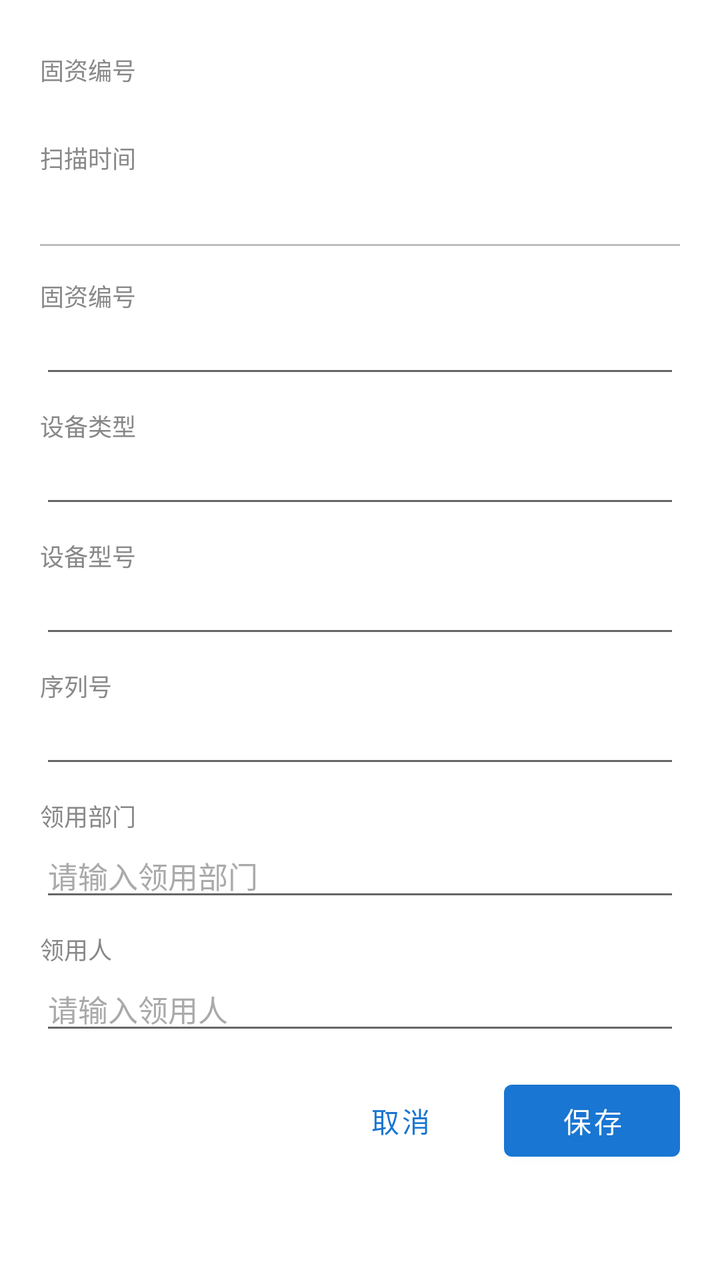
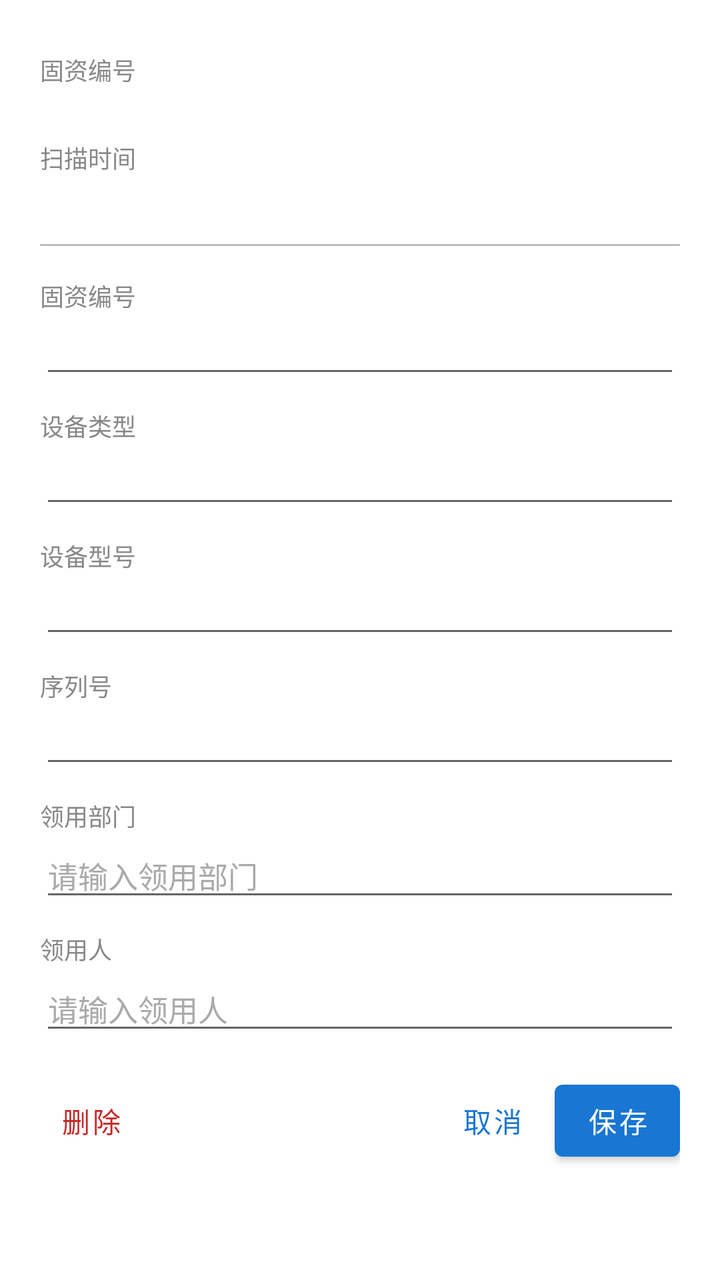

An Android layout rendered at two revisions. The XML below is the earlier revision; the diff shows what the commit changed to produce the second picture.
<!-- AndroidManifest.xml: application theme Theme.HuaxiaInventory -->
<!-- res/layout/dialog_extra_detail.xml -->
<?xml version="1.0" encoding="utf-8"?>
<ScrollView
    xmlns:android="http://schemas.android.com/apk/res/android"
    android:layout_width="match_parent"
    android:layout_height="wrap_content"
    android:fillViewport="false"
    android:background="@color/cardCorner">

    <LinearLayout
        android:layout_width="match_parent"
        android:layout_height="wrap_content"
        android:orientation="vertical"
        android:paddingStart="20dp"
        android:paddingEnd="20dp"
        android:paddingTop="16dp"
        android:paddingBottom="8dp">

        
        <TextView style="@style/DialogLabel"
            android:text="@string/label_epc" />
        <TextView android:id="@+id/extraDlgEpcTv"
            style="@style/DialogValue"
            android:fontFamily="monospace" />

        <TextView style="@style/DialogLabel"
            android:layout_marginTop="6dp"
            android:text="@string/extra_label_scanned_at" />
        <TextView android:id="@+id/extraDlgScannedAtTv"
            style="@style/DialogValue" />

        <View
            android:layout_width="match_parent"
            android:layout_height="1dp"
            android:layout_marginTop="14dp"
            android:layout_marginBottom="6dp"
            android:background="@color/borderDashed" />

        
        <TextView style="@style/DialogLabel"
            android:text="@string/label_epc" />
        <EditText
            android:id="@+id/extraDlgEpcEt"
            android:layout_width="match_parent"
            android:layout_height="wrap_content"
            android:textSize="15sp"
            android:textColor="@android:color/black"
            android:textColorHint="@color/textLightHint"
            android:inputType="number"
            android:digits="0123456789"
            android:maxLines="1" />

        <TextView style="@style/DialogLabel"
            android:text="@string/label_asset_type" />
        <EditText
            android:id="@+id/extraDlgTypeEt"
            android:layout_width="match_parent"
            android:layout_height="wrap_content"
            android:textSize="15sp"
            android:textColor="@android:color/black"
            android:inputType="text"
            android:maxLines="1" />

        <TextView style="@style/DialogLabel"
            android:text="@string/label_asset_model" />
        <EditText
            android:id="@+id/extraDlgModelEt"
            android:layout_width="match_parent"
            android:layout_height="wrap_content"
            android:textSize="15sp"
            android:textColor="@android:color/black"
            android:inputType="text"
            android:maxLines="1" />

        <TextView style="@style/DialogLabel"
            android:text="@string/label_serial_no" />
        <EditText
            android:id="@+id/extraDlgSerialEt"
            android:layout_width="match_parent"
            android:layout_height="wrap_content"
            android:textSize="15sp"
            android:textColor="@android:color/black"
            android:inputType="text"
            android:maxLines="1" />

        <TextView style="@style/DialogLabel"
            android:text="@string/label_borrow_dept" />
        <EditText
            android:id="@+id/extraDlgDeptEt"
            android:layout_width="match_parent"
            android:layout_height="wrap_content"
            android:hint="@string/hint_borrow_dept"
            android:textSize="15sp"
            android:textColor="@android:color/black"
            android:textColorHint="@color/textLightHint"
            android:inputType="text"
            android:maxLines="1"
            android:autofillHints="organizationName" />

        <TextView style="@style/DialogLabel"
            android:layout_marginTop="10dp"
            android:text="@string/label_borrower" />
        <EditText
            android:id="@+id/extraDlgBorrowerEt"
            android:layout_width="match_parent"
            android:layout_height="wrap_content"
            android:hint="@string/hint_borrower"
            android:textSize="15sp"
            android:textColor="@android:color/black"
            android:textColorHint="@color/textLightHint"
            android:inputType="text"
            android:maxLines="1"
            android:autofillHints="personName" />

        <LinearLayout
            android:layout_width="match_parent"
            android:layout_height="wrap_content"
            android:orientation="horizontal"
            android:gravity="end"
            android:layout_marginTop="14dp">

            <com.google.android.material.button.MaterialButton
                android:id="@+id/extraDlgCancelBtn"
                style="@style/Widget.MaterialComponents.Button.TextButton"
                android:layout_width="wrap_content"
                android:layout_height="wrap_content"
                android:text="@string/action_cancel" />

            <com.google.android.material.button.MaterialButton
                android:id="@+id/extraDlgSaveBtn"
                style="@style/Widget.MaterialComponents.Button"
                android:layout_width="wrap_content"
                android:layout_height="wrap_content"
                android:layout_marginStart="8dp"
                android:text="@string/action_save" />
        </LinearLayout>
    </LinearLayout>
</ScrollView>
<!-- resources referenced by this layout -->
<resources>
  <color name="borderDashed">#BDBDBD</color>
  <color name="cardCorner">#FFFFFF</color>
  <color name="textLightHint">#AAAAAA</color>
  <string name="action_cancel">取消</string>
  <string name="action_save">保存</string>
  <string name="extra_label_scanned_at">扫描时间</string>
  <string name="hint_borrow_dept">请输入领用部门</string>
  <string name="hint_borrower">请输入领用人</string>
  <string name="label_asset_model">设备型号</string>
  <string name="label_asset_type">设备类型</string>
  <string name="label_borrow_dept">领用部门</string>
  <string name="label_borrower">领用人</string>
  <string name="label_epc">固资编号</string>
  <string name="label_serial_no">序列号</string>
  <style name="DialogLabel" parent="">
          <item name="android:layout_width">match_parent</item>
          <item name="android:layout_height">wrap_content</item>
          <item name="android:layout_marginTop">10dp</item>
          <item name="android:textSize">@dimen/textSizeLabel</item>
          <item name="android:textColor">@color/textHint</item>
      </style>
  <style name="DialogValue" parent="">
          <item name="android:layout_width">match_parent</item>
          <item name="android:layout_height">wrap_content</item>
          <item name="android:textSize">15sp</item>
          <item name="android:textColor">@android:color/black</item>
      </style>
  <style name="Theme.HuaxiaInventory" parent="Theme.MaterialComponents.Light.NoActionBar">
          <item name="colorPrimary">@color/colorPrimary</item>
          <item name="colorPrimaryDark">@color/colorPrimaryDark</item>
          <item name="colorAccent">@color/colorAccent</item>
          <item name="colorOnPrimary">@android:color/white</item>
          <item name="android:statusBarColor">@color/colorPrimary</item>
          <item name="android:windowLightStatusBar">false</item>
          <item name="toolbarStyle">@style/Huaxia.Toolbar</item>
      </style>
  <dimen name="textSizeLabel">12sp</dimen>
  <color name="textHint">#888888</color>
  <color name="colorPrimary">#1976D2</color>
  <color name="colorPrimaryDark">#0D47A1</color>
  <color name="colorAccent">#FF9800</color>
  <style name="Huaxia.Toolbar" parent="Widget.MaterialComponents.Toolbar.Primary">
          <item name="android:background">@color/colorPrimary</item>
          <item name="titleTextColor">@android:color/white</item>
          <item name="subtitleTextColor">@android:color/white</item>
          <item name="android:elevation">4dp</item>
      </style>
</resources>

<!-- the commit's change to res/layout/dialog_extra_detail.xml (unified diff, before → after) -->
@@ -111,6 +111,7 @@
             android:maxLines="1"
             android:autofillHints="personName" />
 
+        
         <LinearLayout
             android:layout_width="match_parent"
             android:layout_height="wrap_content"
@@ -119,10 +120,27 @@
             android:layout_marginTop="14dp">
 
             <com.google.android.material.button.MaterialButton
+                android:id="@+id/extraDlgDeleteBtn"
+                style="@style/Widget.MaterialComponents.Button.TextButton"
+                android:layout_width="wrap_content"
+                android:layout_height="wrap_content"
+                android:minWidth="0dp"
+                android:paddingStart="10dp"
+                android:paddingEnd="10dp"
+                android:text="@string/extra_delete_btn"
+                android:textColor="@color/statusMissing" />
+
+            <Space
+                android:layout_width="0dp"
+                android:layout_height="1dp"
+                android:layout_weight="1" />
+
+            <com.google.android.material.button.MaterialButton
                 android:id="@+id/extraDlgCancelBtn"
                 style="@style/Widget.MaterialComponents.Button.TextButton"
                 android:layout_width="wrap_content"
                 android:layout_height="wrap_content"
+                android:minWidth="0dp"
                 android:text="@string/action_cancel" />
 
             <com.google.android.material.button.MaterialButton
@@ -131,6 +149,7 @@
                 android:layout_width="wrap_content"
                 android:layout_height="wrap_content"
                 android:layout_marginStart="8dp"
+                android:minWidth="0dp"
                 android:text="@string/action_save" />
         </LinearLayout>
     </LinearLayout>
<!-- resource entries referenced after the edit -->
@@ -2,9 +2,11 @@
 <resources>
   <color name="borderDashed">#BDBDBD</color>
   <color name="cardCorner">#FFFFFF</color>
+  <color name="statusMissing">#C62828</color>
   <color name="textLightHint">#AAAAAA</color>
   <string name="action_cancel">取消</string>
   <string name="action_save">保存</string>
+  <string name="extra_delete_btn">删除</string>
   <string name="extra_label_scanned_at">扫描时间</string>
   <string name="hint_borrow_dept">请输入领用部门</string>
   <string name="hint_borrower">请输入领用人</string>
